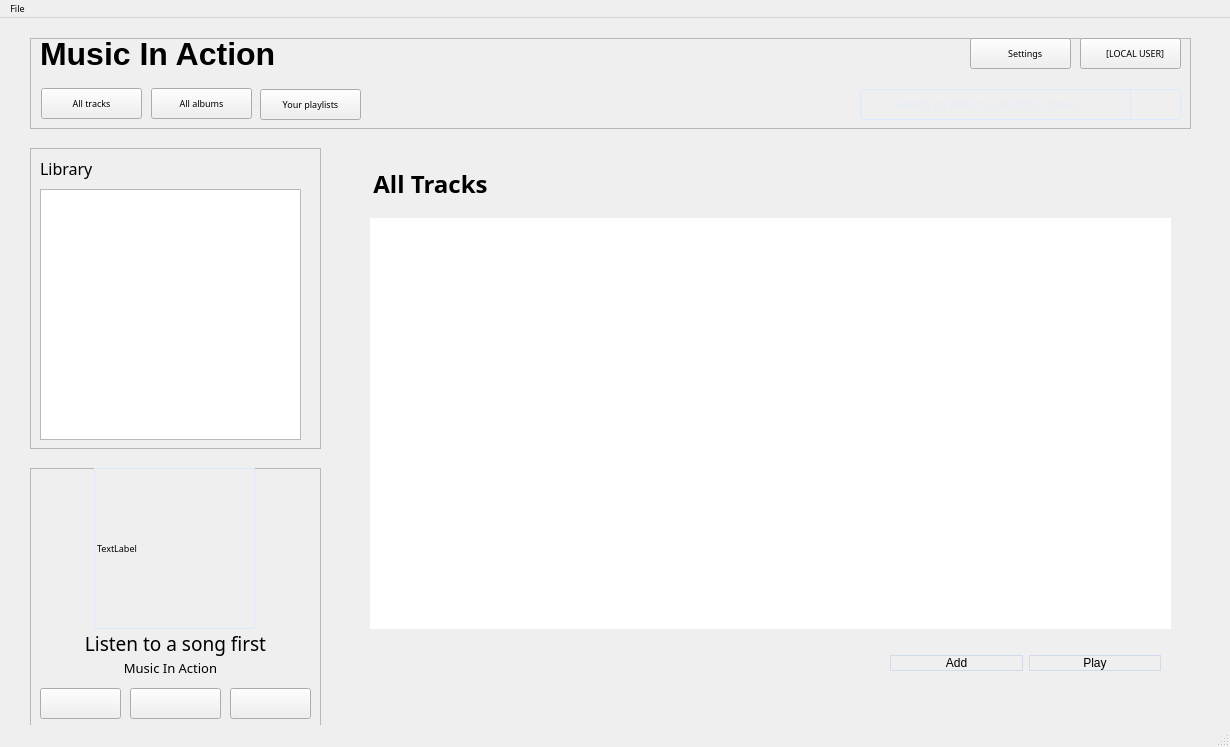
The window that mainwindow.ui (AlexDev404/GUIFinalProject) describes before a commit, drawn with Qt 5.
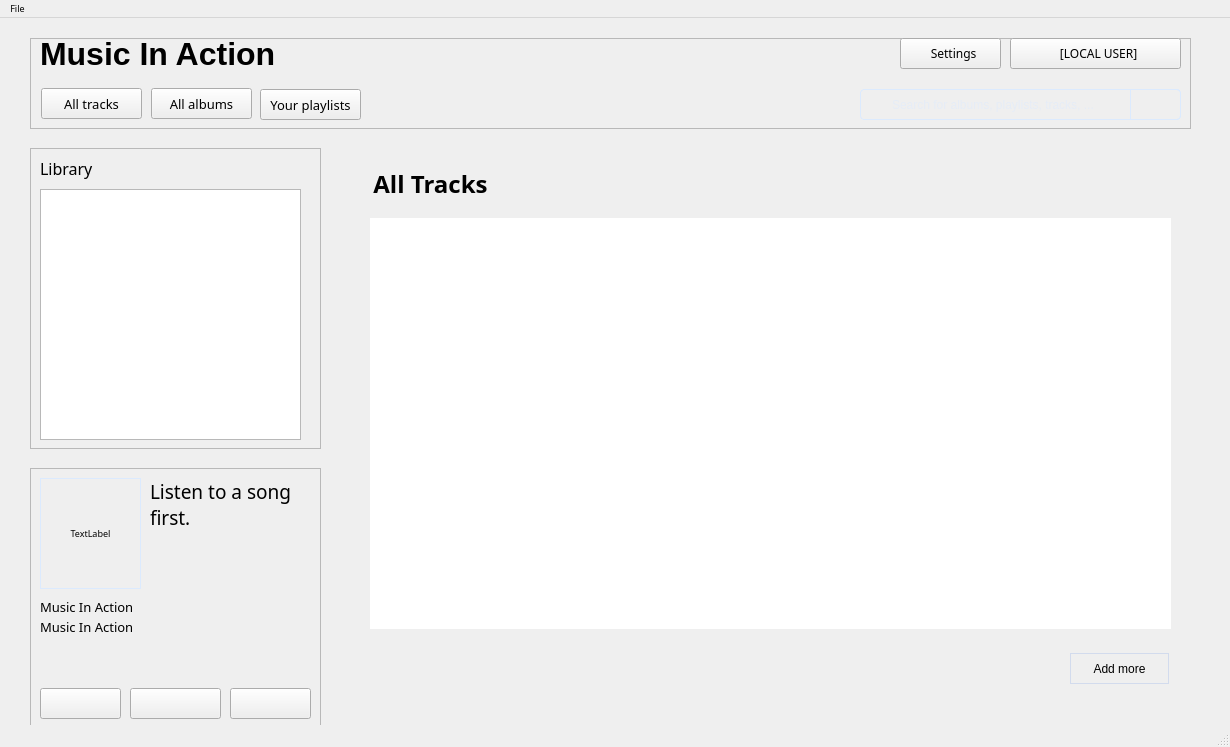
The same window after the commit.

What changed in the file:
```diff
--- a/mainwindow.ui
+++ b/mainwindow.ui
@@ -14,6 +14,8 @@
    <font>
     <family>Work Sans</family>
     <pointsize>7</pointsize>
+    <stylestrategy>PreferAntialias</stylestrategy>
+    <hintingpreference>PreferFullHinting</hintingpreference>
    </font>
   </property>
   <property name="windowTitle">
@@ -23,6 +25,17 @@
    <string notr="true"/>
   </property>
   <widget class="QWidget" name="centralwidget">
+   <property name="font">
+    <font>
+     <family>Work Sans</family>
+     <pointsize>7</pointsize>
+     <stylestrategy>PreferAntialias</stylestrategy>
+     <hintingpreference>PreferFullHinting</hintingpreference>
+    </font>
+   </property>
+   <property name="styleSheet">
+    <string notr="true"/>
+   </property>
    <widget class="QStackedWidget" name="mainStackedWidget">
     <property name="geometry">
      <rect>
@@ -1204,37 +1217,21 @@
        <set>Qt::AlignCenter</set>
       </property>
      </widget>
-     <widget class="QWidget" name="layoutWidget_3">
+     <widget class="QPushButton" name="addButton_atp">
       <property name="geometry">
        <rect>
-        <x>540</x>
-        <y>500</y>
-        <width>271</width>
+        <x>720</x>
+        <y>505</y>
+        <width>99</width>
         <height>31</height>
        </rect>
       </property>
-      <layout class="QHBoxLayout" name="horizontalLayout_3">
-       <item>
-        <widget class="QPushButton" name="addButton_atp">
-         <property name="styleSheet">
-          <string notr="true"/>
-         </property>
-         <property name="text">
-          <string>Add</string>
-         </property>
-        </widget>
-       </item>
-       <item>
-        <widget class="QPushButton" name="playButton_atp">
-         <property name="styleSheet">
-          <string notr="true"/>
-         </property>
-         <property name="text">
-          <string>Play</string>
-         </property>
-        </widget>
-       </item>
-      </layout>
+      <property name="styleSheet">
+       <string notr="true"/>
+      </property>
+      <property name="text">
+       <string>Add more</string>
+      </property>
      </widget>
     </widget>
     <widget class="QWidget" name="editUsersPage">
@@ -1665,35 +1662,43 @@
     <widget class="QLabel" name="track_name_pa">
      <property name="geometry">
       <rect>
-       <x>10</x>
-       <y>160</y>
-       <width>271</width>
-       <height>31</height>
+       <x>120</x>
+       <y>10</y>
+       <width>161</width>
+       <height>111</height>
       </rect>
      </property>
      <property name="font">
       <font>
        <family>Work Sans Semibold</family>
        <pointsize>14</pointsize>
+       <stylestrategy>PreferAntialias</stylestrategy>
+       <hintingpreference>PreferFullHinting</hintingpreference>
       </font>
      </property>
      <property name="styleSheet">
       <string notr="true">font-family: &quot;Work Sans Semibold&quot;;</string>
      </property>
      <property name="text">
-      <string>Listen to a song first</string>
+      <string>Listen to a song first.</string>
+     </property>
+     <property name="scaledContents">
+      <bool>true</bool>
      </property>
      <property name="alignment">
-      <set>Qt::AlignCenter</set>
+      <set>Qt::AlignLeading|Qt::AlignLeft|Qt::AlignTop</set>
+     </property>
+     <property name="wordWrap">
+      <bool>true</bool>
      </property>
     </widget>
     <widget class="QLabel" name="track_image_pa">
      <property name="geometry">
       <rect>
-       <x>64</x>
-       <y>0</y>
-       <width>161</width>
-       <height>161</height>
+       <x>10</x>
+       <y>10</y>
+       <width>101</width>
+       <height>111</height>
       </rect>
      </property>
      <property name="styleSheet">
@@ -1702,20 +1707,31 @@
      <property name="text">
       <string>TextLabel</string>
      </property>
+     <property name="scaledContents">
+      <bool>true</bool>
+     </property>
+     <property name="alignment">
+      <set>Qt::AlignCenter</set>
+     </property>
+     <property name="wordWrap">
+      <bool>true</bool>
+     </property>
     </widget>
     <widget class="QLabel" name="mia_pa">
      <property name="geometry">
       <rect>
-       <x>0</x>
-       <y>190</y>
-       <width>281</width>
-       <height>20</height>
+       <x>10</x>
+       <y>150</y>
+       <width>271</width>
+       <height>61</height>
       </rect>
      </property>
      <property name="font">
       <font>
        <family>Work Sans Light</family>
        <pointsize>10</pointsize>
+       <stylestrategy>PreferAntialias</stylestrategy>
+       <hintingpreference>PreferFullHinting</hintingpreference>
       </font>
      </property>
      <property name="styleSheet">
@@ -1725,7 +1741,10 @@
       <string>Music In Action</string>
      </property>
      <property name="alignment">
-      <set>Qt::AlignCenter</set>
+      <set>Qt::AlignLeading|Qt::AlignLeft|Qt::AlignTop</set>
+     </property>
+     <property name="wordWrap">
+      <bool>true</bool>
      </property>
     </widget>
     <widget class="QPushButton" name="play_pause_pa">
@@ -1776,6 +1795,39 @@
       <string/>
      </property>
     </widget>
+    <widget class="QLabel" name="mia_pa_album">
+     <property name="geometry">
+      <rect>
+       <x>10</x>
+       <y>130</y>
+       <width>271</width>
+       <height>16</height>
+      </rect>
+     </property>
+     <property name="font">
+      <font>
+       <family>Work Sans Light</family>
+       <pointsize>10</pointsize>
+       <stylestrategy>PreferAntialias</stylestrategy>
+       <hintingpreference>PreferFullHinting</hintingpreference>
+      </font>
+     </property>
+     <property name="styleSheet">
+      <string notr="true">font-family: &quot;Work Sans Light&quot;;</string>
+     </property>
+     <property name="text">
+      <string>Music In Action</string>
+     </property>
+     <property name="scaledContents">
+      <bool>true</bool>
+     </property>
+     <property name="alignment">
+      <set>Qt::AlignLeading|Qt::AlignLeft|Qt::AlignTop</set>
+     </property>
+     <property name="wordWrap">
+      <bool>true</bool>
+     </property>
+    </widget>
    </widget>
    <widget class="QFrame" name="header">
     <property name="geometry">
@@ -1795,33 +1847,49 @@
     <widget class="QPushButton" name="settings">
      <property name="geometry">
       <rect>
-       <x>940</x>
+       <x>870</x>
        <y>0</y>
        <width>101</width>
        <height>31</height>
       </rect>
      </property>
+     <property name="font">
+      <font>
+       <family>Work Sans</family>
+       <pointsize>9</pointsize>
+       <stylestrategy>PreferAntialias</stylestrategy>
+       <hintingpreference>PreferFullHinting</hintingpreference>
+      </font>
+     </property>
      <property name="styleSheet">
       <string notr="true"/>
      </property>
      <property name="text">
-      <string>    Settings</string>
+      <string>  Settings</string>
      </property>
     </widget>
     <widget class="QPushButton" name="user_loggedin">
      <property name="geometry">
       <rect>
-       <x>1050</x>
+       <x>980</x>
        <y>0</y>
-       <width>101</width>
+       <width>171</width>
        <height>31</height>
       </rect>
      </property>
+     <property name="font">
+      <font>
+       <family>Work Sans</family>
+       <pointsize>9</pointsize>
+       <stylestrategy>PreferAntialias</stylestrategy>
+       <hintingpreference>PreferFullHinting</hintingpreference>
+      </font>
+     </property>
      <property name="styleSheet">
       <string notr="true"/>
      </property>
      <property name="text">
-      <string>    [LOCAL USER]</string>
+      <string>  [LOCAL USER]</string>
      </property>
     </widget>
     <widget class="QPushButton" name="your_playlists">
@@ -1833,6 +1901,14 @@
        <height>31</height>
       </rect>
      </property>
+     <property name="font">
+      <font>
+       <family>Work Sans</family>
+       <pointsize>10</pointsize>
+       <stylestrategy>PreferAntialias</stylestrategy>
+       <hintingpreference>PreferFullHinting</hintingpreference>
+      </font>
+     </property>
      <property name="styleSheet">
       <string notr="true"/>
      </property>
@@ -1872,6 +1948,14 @@
        <height>31</height>
       </rect>
      </property>
+     <property name="font">
+      <font>
+       <family>Work Sans</family>
+       <pointsize>10</pointsize>
+       <stylestrategy>PreferAntialias</stylestrategy>
+       <hintingpreference>PreferFullHinting</hintingpreference>
+      </font>
+     </property>
      <property name="styleSheet">
       <string notr="true"/>
      </property>
@@ -1888,6 +1972,14 @@
        <height>31</height>
       </rect>
      </property>
+     <property name="font">
+      <font>
+       <family>Work Sans</family>
+       <pointsize>10</pointsize>
+       <stylestrategy>PreferAntialias</stylestrategy>
+       <hintingpreference>PreferFullHinting</hintingpreference>
+      </font>
+     </property>
      <property name="styleSheet">
       <string notr="true"/>
      </property>
```
Left out of the diff: 7 changed lines with no effect on the pictures.
